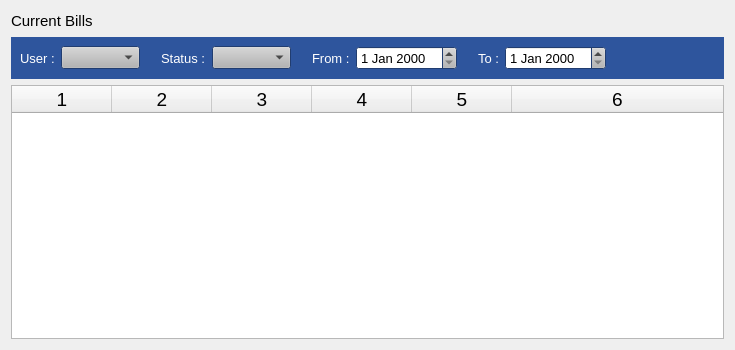
Qt form estorecpp/currentbills.ui (Watti/estorecpp) before a commit.
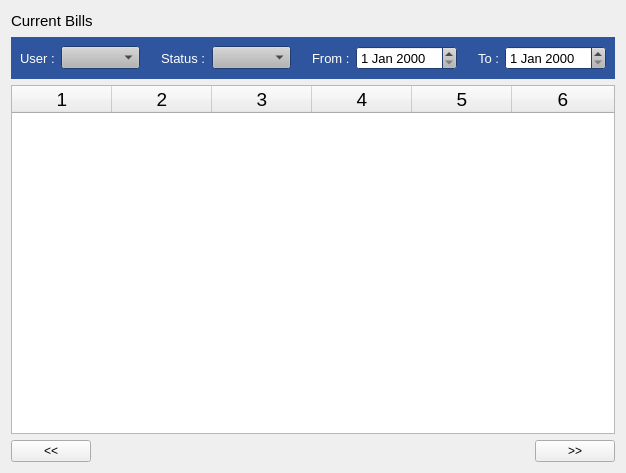
The same form after that commit.

Commit message: pagination for current bills

Patch:
```diff
--- a/estorecpp/currentbills.ui
+++ b/estorecpp/currentbills.ui
@@ -6,8 +6,8 @@
    <rect>
     <x>0</x>
     <y>0</y>
-    <width>735</width>
-    <height>350</height>
+    <width>612</width>
+    <height>473</height>
    </rect>
   </property>
   <property name="windowTitle">
@@ -873,6 +873,37 @@
      <column/>
     </widget>
    </item>
+   <item>
+    <layout class="QHBoxLayout" name="horizontalLayout_2">
+     <item>
+      <widget class="QPushButton" name="prevBtn">
+       <property name="text">
+        <string> &lt;&lt; </string>
+       </property>
+      </widget>
+     </item>
+     <item>
+      <spacer name="horizontalSpacer_2">
+       <property name="orientation">
+        <enum>Qt::Horizontal</enum>
+       </property>
+       <property name="sizeHint" stdset="0">
+        <size>
+         <width>40</width>
+         <height>20</height>
+        </size>
+       </property>
+      </spacer>
+     </item>
+     <item>
+      <widget class="QPushButton" name="nextBtn">
+       <property name="text">
+        <string> &gt;&gt; </string>
+       </property>
+      </widget>
+     </item>
+    </layout>
+   </item>
   </layout>
  </widget>
  <resources/>
```
